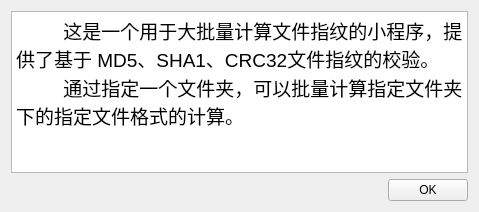
This is src/main/about.ui in sakuraOnlin/CheckDuplicateFiles as Qt 5 draws it before an edit. The edited form follows.
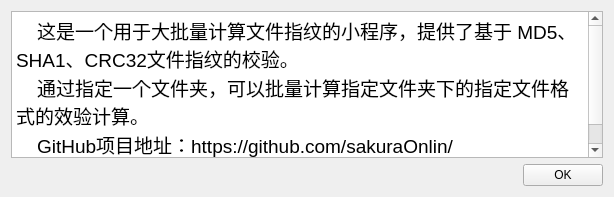
This is the edited form.

What changed in the file:
```diff
--- a/src/main/about.ui
+++ b/src/main/about.ui
@@ -6,8 +6,8 @@
    <rect>
     <x>0</x>
     <y>0</y>
-    <width>479</width>
-    <height>212</height>
+    <width>614</width>
+    <height>197</height>
    </rect>
   </property>
   <property name="windowTitle">
@@ -25,9 +25,10 @@
         <string>&lt;!DOCTYPE HTML PUBLIC &quot;-//W3C//DTD HTML 4.0//EN&quot; &quot;http://www.w3.org/TR/REC-html40/strict.dtd&quot;&gt;
 &lt;html&gt;&lt;head&gt;&lt;meta name=&quot;qrichtext&quot; content=&quot;1&quot; /&gt;&lt;style type=&quot;text/css&quot;&gt;
 p, li { white-space: pre-wrap; }
-&lt;/style&gt;&lt;/head&gt;&lt;body style=&quot; font-family:'Ubuntu'; font-size:11pt; font-weight:400; font-style:normal;&quot;&gt;
-&lt;p style=&quot; margin-top:0px; margin-bottom:0px; margin-left:0px; margin-right:0px; -qt-block-indent:0; text-indent:0px;&quot;&gt;&lt;span style=&quot; font-family:'Sans Serif'; font-size:14pt;&quot;&gt;         这是一个用于大批量计算文件指纹的小程序，提供了基于 MD5、SHA1、CRC32文件指纹的校验。&lt;/span&gt;&lt;/p&gt;
-&lt;p style=&quot; margin-top:0px; margin-bottom:0px; margin-left:0px; margin-right:0px; -qt-block-indent:0; text-indent:0px;&quot;&gt;&lt;span style=&quot; font-family:'Sans Serif'; font-size:14pt;&quot;&gt;         通过指定一个文件夹，可以批量计算指定文件夹下的指定文件格式的计算。&lt;/span&gt;&lt;/p&gt;&lt;/body&gt;&lt;/html&gt;</string>
+&lt;/style&gt;&lt;/head&gt;&lt;body style=&quot; font-family:'SimSun'; font-size:9pt; font-weight:400; font-style:normal;&quot;&gt;
+&lt;p style=&quot; margin-top:0px; margin-bottom:0px; margin-left:0px; margin-right:0px; -qt-block-indent:0; text-indent:0px;&quot;&gt;&lt;span style=&quot; font-family:'Sans Serif'; font-size:14pt;&quot;&gt;    这是一个用于大批量计算文件指纹的小程序，提供了基于 MD5、SHA1、CRC32文件指纹的校验。&lt;/span&gt;&lt;/p&gt;
+&lt;p style=&quot; margin-top:0px; margin-bottom:0px; margin-left:0px; margin-right:0px; -qt-block-indent:0; text-indent:0px;&quot;&gt;&lt;span style=&quot; font-family:'Sans Serif'; font-size:14pt;&quot;&gt;    通过指定一个文件夹，可以批量计算指定文件夹下的指定文件格式的效验计算。&lt;/span&gt;&lt;/p&gt;
+&lt;p style=&quot; margin-top:0px; margin-bottom:0px; margin-left:0px; margin-right:0px; -qt-block-indent:0; text-indent:0px;&quot;&gt;&lt;span style=&quot; font-family:'Sans Serif'; font-size:14pt;&quot;&gt;    GitHub项目地址：https://github.com/sakuraOnlin/CheckDuplicateFiles&lt;/span&gt;&lt;/p&gt;&lt;/body&gt;&lt;/html&gt;</string>
        </property>
       </widget>
      </item>
```
